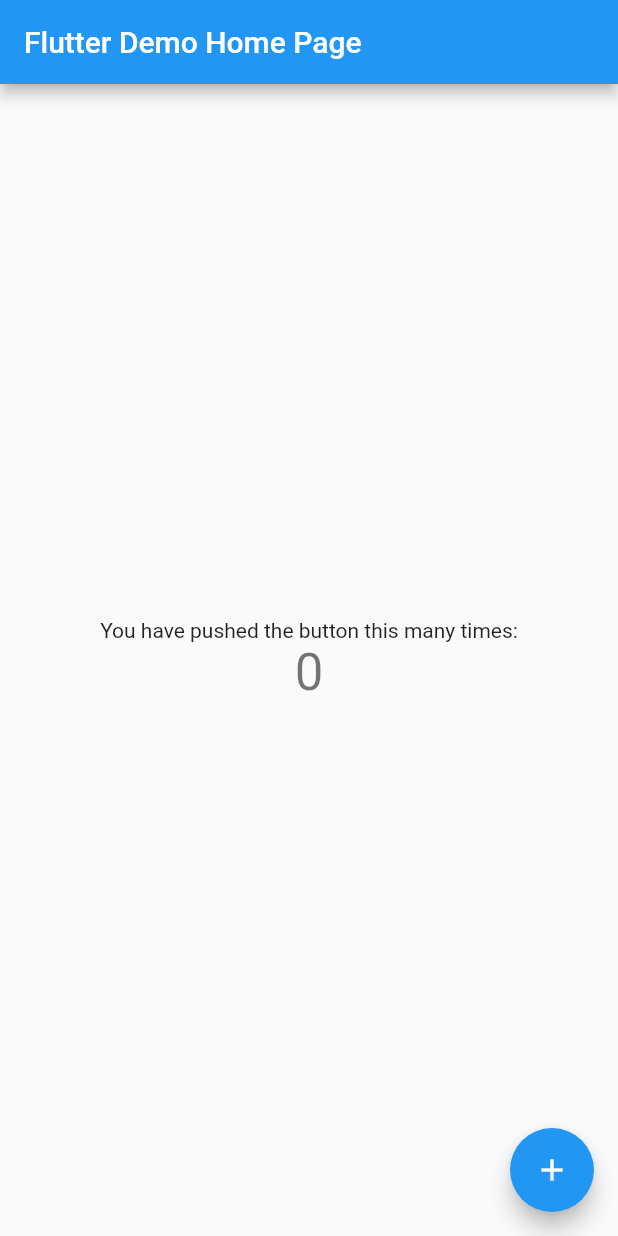
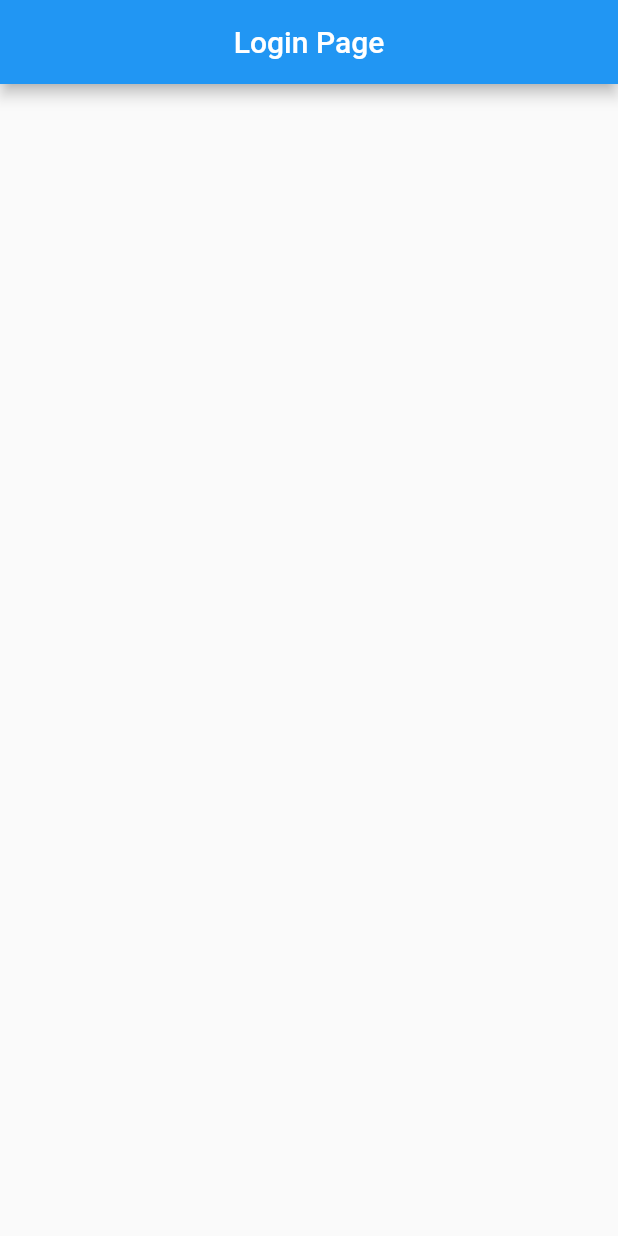
Before and after one commit to devittechlabs/perf-rse, a Flutter app: the screen it shows after launch, on a phone screen of 412 x 824 dp. Run offline on Flutter 3.47's test engine with Material 2 defaults, Android fonts, the phone set to English and light mode, and no system bars; our stand-ins replace go_router.

```diff
--- a/lib/main.dart
+++ b/lib/main.dart
@@ -1,4 +1,7 @@
 import 'package:flutter/material.dart';
+
+import 'view/common/login_page/login_page.dart';
+import 'routes/routes.dart';
 
 void main() {
   runApp(const MyApp());
@@ -10,89 +13,12 @@ class MyApp extends StatelessWidget {
   // This widget is the root of your application.
   @override
   Widget build(BuildContext context) {
-    return MaterialApp(
+    return MaterialApp.router(
       title: 'Flutter Demo',
       theme: ThemeData(
         primarySwatch: Colors.blue,
       ),
-      home: const MyHomePage(title: 'Flutter Demo Home Page'),
+      routerConfig: RouteClass.router,
     );
   }
 }
-
-class MyHomePage extends StatefulWidget {
-  const MyHomePage({super.key, required this.title});
-
-
-  final String title;
-
-  @override
-  State<MyHomePage> createState() => _MyHomePageState();
-}
-
-class _MyHomePageState extends State<MyHomePage> {
-  int _counter = 0;
-
-  void _incrementCounter() {
-    setState(() {
-      // This call to setState tells the Flutter framework that something has
-      // changed in this State, which causes it to rerun the build method below
-      // so that the display can reflect the updated values. If we changed
-      // _counter without calling setState(), then the build method would not be
-      // called again, and so nothing would appear to happen.
-      _counter++;
-    });
-  }
-
-  @override
-  Widget build(BuildContext context) {
-    // This method is rerun every time setState is called, for instance as done
-    // by the _incrementCounter method above.
-    //
-    // The Flutter framework has been optimized to make rerunning build methods
-    // fast, so that you can just rebuild anything that needs updating rather
-    // than having to individually change instances of widgets.
-    return Scaffold(
-      appBar: AppBar(
-        // Here we take the value from the MyHomePage object that was created by
-        // the App.build method, and use it to set our appbar title.
-        title: Text(widget.title),
-      ),
-      body: Center(
-        // Center is a layout widget. It takes a single child and positions it
-        // in the middle of the parent.
-        child: Column(
-          // Column is also a layout widget. It takes a list of children and
-          // arranges them vertically. By default, it sizes itself to fit its
-          // children horizontally, and tries to be as tall as its parent.
-          //
-          // Invoke "debug painting" (press "p" in the console, choose the
-          // "Toggle Debug Paint" action from the Flutter Inspector in Android
-          // Studio, or the "Toggle Debug Paint" command in Visual Studio Code)
-          // to see the wireframe for each widget.
-          //
-          // Column has various properties to control how it sizes itself and
-          // how it positions its children. Here we use mainAxisAlignment to
-          // center the children vertically; the main axis here is the vertical
-          // axis because Columns are vertical (the cross axis would be
-          // horizontal).
-          mainAxisAlignment: MainAxisAlignment.center,
-          children: <Widget>[
-            const Text(
-              'You have pushed the button this many times:',
-            ),
-            Text(
-              '$_counter',
-              style: Theme.of(context).textTheme.headlineMedium,
-            ),
-          ],
-        ),
-      ),
-      floatingActionButton: FloatingActionButton(
-        onPressed: _incrementCounter,
-        tooltip: 'Increment',
-        child: const Icon(Icons.add),
-      ), // This trailing comma makes auto-formatting nicer for build methods.
-    );
-  }
-}
--- /dev/null
+++ b/lib/routes/routes.dart
@@ -0,0 +1,15 @@
+import 'package:go_router/go_router.dart';
+import '../view/common/login_page/login_page.dart';
+
+class RouteClass {
+  static final router = GoRouter(
+      routes: [
+        GoRoute(
+          path: '/',
+          builder: (context,state){
+            return const LoginPage();
+          }
+        ),
+      ]
+  );
+}
--- /dev/null
+++ b/lib/view/common/login_page/login_page.dart
@@ -0,0 +1,20 @@
+import 'package:flutter/material.dart';
+
+class LoginPage extends StatefulWidget {
+  const LoginPage({Key? key}) : super(key: key);
+
+  @override
+  State<LoginPage> createState() => _LoginPageState();
+}
+
+class _LoginPageState extends State<LoginPage> {
+  @override
+  Widget build(BuildContext context) {
+    return Scaffold(
+      appBar: AppBar(
+        title: Text("Login Page"),
+        centerTitle: true,
+      ),
+    );
+  }
+}
--- /dev/null
+++ b/lib/view/common/main_page/main_page.dart
@@ -0,0 +1,15 @@
+import 'package:flutter/material.dart';
+
+class MainPage extends StatefulWidget {
+  const MainPage({Key? key}) : super(key: key);
+
+  @override
+  State<MainPage> createState() => _MainPageState();
+}
+
+class _MainPageState extends State<MainPage> {
+  @override
+  Widget build(BuildContext context) {
+    return const Placeholder();
+  }
+}
--- a/pubspec.yaml
+++ b/pubspec.yaml
@@ -35,6 +35,7 @@ dependencies:
   # The following adds the Cupertino Icons font to your application.
   # Use with the CupertinoIcons class for iOS style icons.
   cupertino_icons: ^1.0.2
+  go_router: ^6.2.0
 
 dev_dependencies:
   flutter_test:
```
Also changed, not shown: pubspec.lock, 1 other file.
